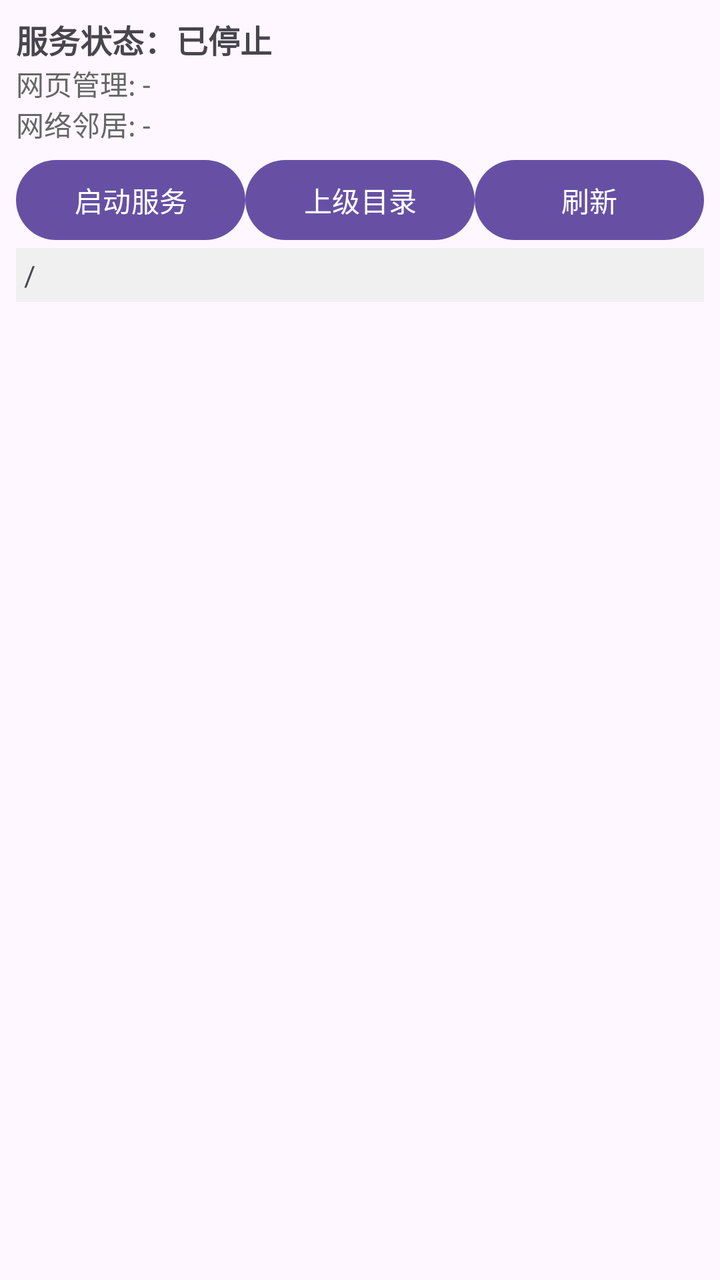
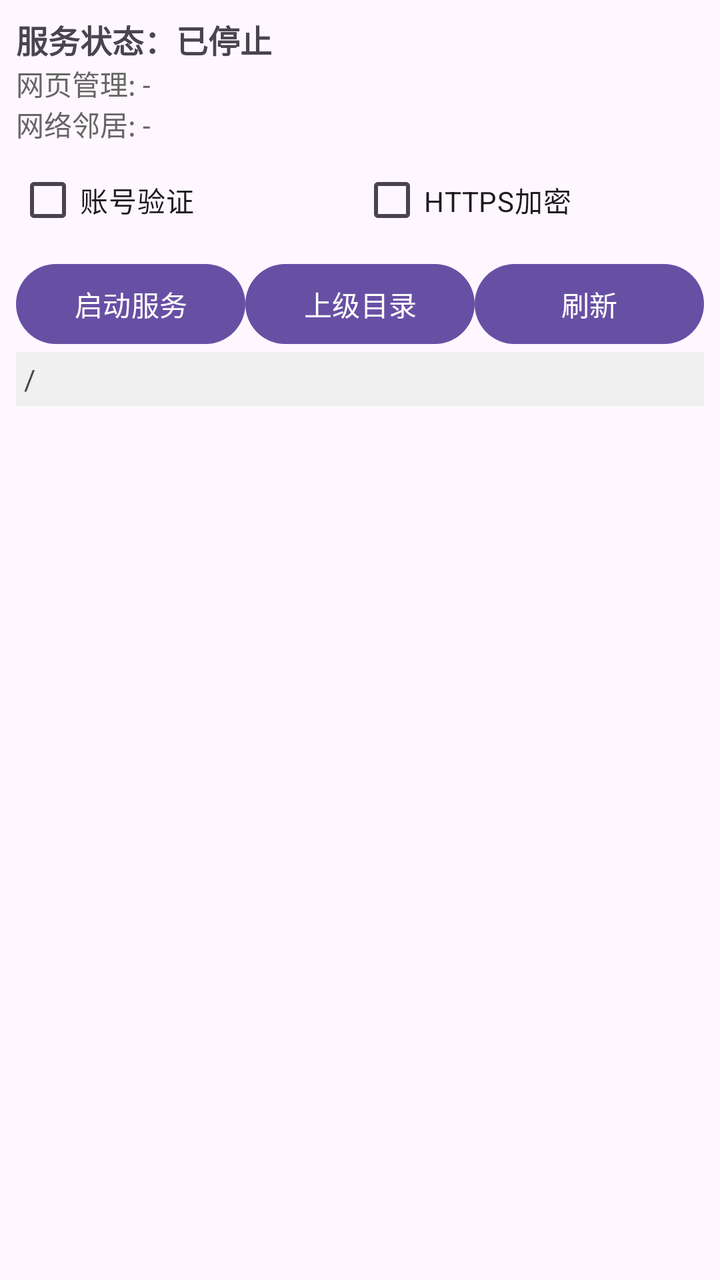

Screens rendered from an Android XML layout before and after an edit, with the pre-edit source and the edit as a unified diff.
<!-- AndroidManifest.xml: another module's application theme Theme.NASClient -->
<!-- res/layout/activity_main.xml -->
<?xml version="1.0" encoding="utf-8"?>
<LinearLayout xmlns:android="http://schemas.android.com/apk/res/android"
    android:id="@+id/main_layout"
    android:layout_width="fill_parent"
    android:layout_height="fill_parent"
    android:orientation="vertical"
    android:padding="8dp">

    <TextView
        android:id="@+id/statusView"
        android:layout_width="fill_parent"
        android:layout_height="wrap_content"
        android:textSize="16sp"
        android:textStyle="bold"
        android:text="服务状态：已停止" />

    <TextView
        android:id="@+id/ipView"
        android:layout_width="fill_parent"
        android:layout_height="wrap_content"
        android:textSize="14sp"
        android:textColor="#666666"
        android:text="网页管理: -\n网络邻居: -" />

    <LinearLayout
        android:layout_width="fill_parent"
        android:layout_height="wrap_content"
        android:orientation="horizontal"
        android:layout_marginTop="4dp">

        <Button
            android:id="@+id/toggleBtn"
            android:layout_width="0dp"
            android:layout_height="wrap_content"
            android:layout_weight="1"
            android:text="启动服务" />

        <Button
            android:id="@+id/upBtn"
            android:layout_width="0dp"
            android:layout_height="wrap_content"
            android:layout_weight="1"
            android:text="上级目录" />

        <Button
            android:id="@+id/refreshBtn"
            android:layout_width="0dp"
            android:layout_height="wrap_content"
            android:layout_weight="1"
            android:text="刷新" />
    </LinearLayout>

    <TextView
        android:id="@+id/pathView"
        android:layout_width="fill_parent"
        android:layout_height="wrap_content"
        android:textSize="14sp"
        android:padding="4dp"
        android:background="#F0F0F0"
        android:text="/" />

    <ListView
        android:id="@+id/listView"
        android:layout_width="fill_parent"
        android:layout_height="0dp"
        android:layout_weight="1" />
</LinearLayout>
<!-- resources referenced by this layout -->
<resources>
  <style name="Theme.NASClient" parent="Theme.Material3.DayNight.NoActionBar">
          <item name="colorPrimary">#6750A4</item>
          <item name="colorOnPrimary">#FFFFFF</item>
          <item name="colorPrimaryContainer">#EADDFF</item>
          <item name="colorOnPrimaryContainer">#21005D</item>
      </style>
</resources>

<!-- the commit's change to res/layout/activity_main.xml (unified diff, before → after) -->
@@ -21,6 +21,26 @@
         android:textSize="14sp"
         android:textColor="#666666"
         android:text="网页管理: -\n网络邻居: -" />
+
+    
+    <LinearLayout
+        android:layout_width="fill_parent"
+        android:layout_height="wrap_content"
+        android:orientation="horizontal"
+        android:layout_marginTop="4dp">
+        <CheckBox
+            android:id="@+id/cbAuth"
+            android:layout_width="0dp"
+            android:layout_height="wrap_content"
+            android:layout_weight="1"
+            android:text="账号验证" />
+        <CheckBox
+            android:id="@+id/cbHttps"
+            android:layout_width="0dp"
+            android:layout_height="wrap_content"
+            android:layout_weight="1"
+            android:text="HTTPS加密" />
+    </LinearLayout>
 
     <LinearLayout
         android:layout_width="fill_parent"
